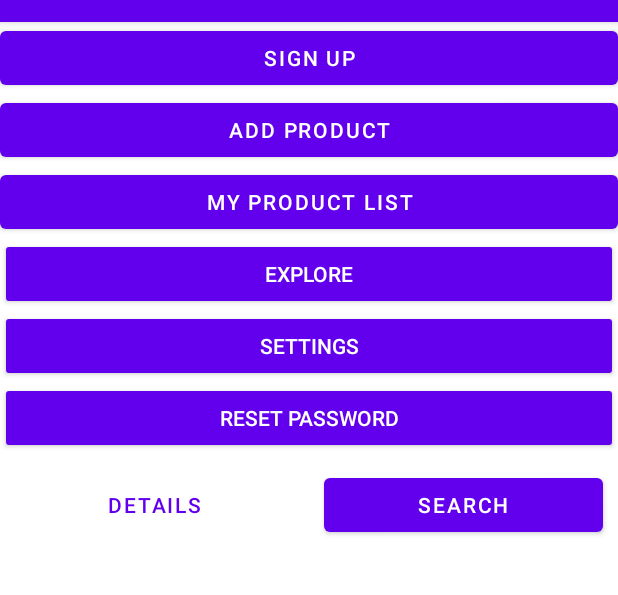
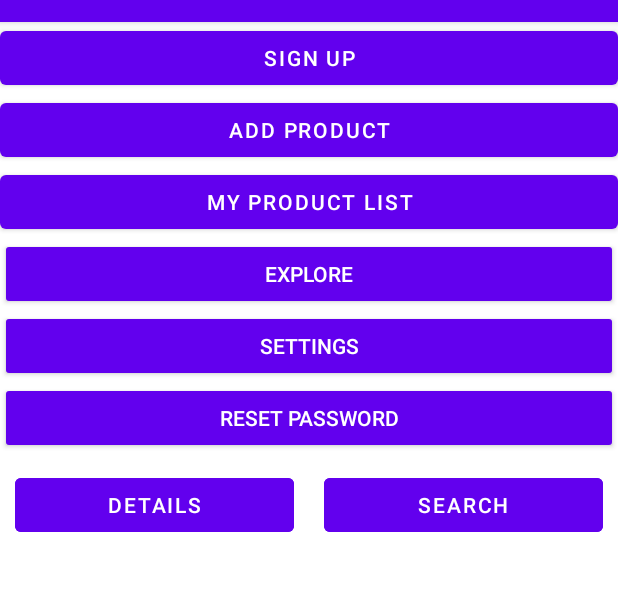
Before and after one commit to CMPT362-Useify/Useify-Marketplace, an Android app: the screen it shows after launch (MainActivity), on a phone screen of 412 x 824 dp, the part 62-657 px from its top. Run offline under Robolectric (Android 15) with nearby library versions, the phone set to English and light mode, and no system bars.

```diff
--- a/app/build.gradle
+++ b/app/build.gradle
@@ -44,4 +44,5 @@ dependencies {
     implementation platform('com.google.firebase:firebase-bom:30.2.0')
     implementation 'com.google.firebase:firebase-analytics-ktx'
     implementation 'com.google.firebase:firebase-database'
+    implementation 'com.squareup.picasso:picasso:2.8'
 }
--- a/app/src/main/res/layout/activity_main.xml
+++ b/app/src/main/res/layout/activity_main.xml
@@ -77,23 +77,28 @@
 
         <Button
             android:id="@+id/button_details"
+            style="?android:attr/buttonBarButtonStyle"
             android:layout_width="match_parent"
             android:layout_height="wrap_content"
             android:layout_margin="10dp"
             android:layout_weight="0.5"
+            android:backgroundTint="@color/purple_500"
             android:onClick="onDetailsClicked"
             android:text="@string/details"
-            style="?android:attr/buttonBarButtonStyle" />
+            android:textColor="@color/white" />
 
 
         <Button
             android:id="@+id/button_search"
+            style="?android:attr/buttonBarButtonStyle"
             android:layout_width="match_parent"
             android:layout_height="wrap_content"
             android:layout_margin="10dp"
             android:layout_weight="0.5"
+            android:backgroundTint="@color/purple_500"
             android:onClick="onSearchClicked"
-            android:text="@string/search" />
+            android:text="@string/search"
+            android:textColor="@color/white" />
     </LinearLayout>
 
 
```
Also changed, not shown: app/src/main/java/com/sfu/useify/ui/browse/BrowseActivity.kt (+5 -14 lines), app/src/main/java/com/sfu/useify/ui/browse/ProfileAdapter.kt (+5 -4 lines).
